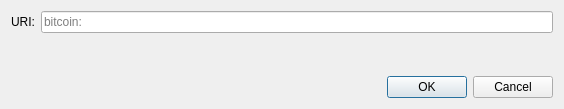
Old version of the form src/qt/forms/openuridialog.ui in the repository adymoloca/flocoin.
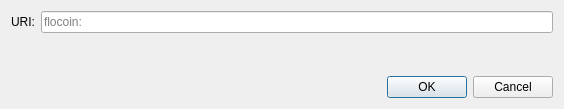
New version of the form. Custom widgets are drawn as their Qt base class.

The edit to the form file:
```diff
--- a/src/qt/forms/openuridialog.ui
+++ b/src/qt/forms/openuridialog.ui
@@ -26,7 +26,7 @@
      <item>
       <widget class="QValidatedLineEdit" name="uriEdit">
        <property name="placeholderText">
-        <string notr="true">bitcoin:</string>
+        <string notr="true">flocoin:</string>
        </property>
       </widget>
      </item>
```
Left out of the diff: 2 changed lines with no effect on the pictures.
